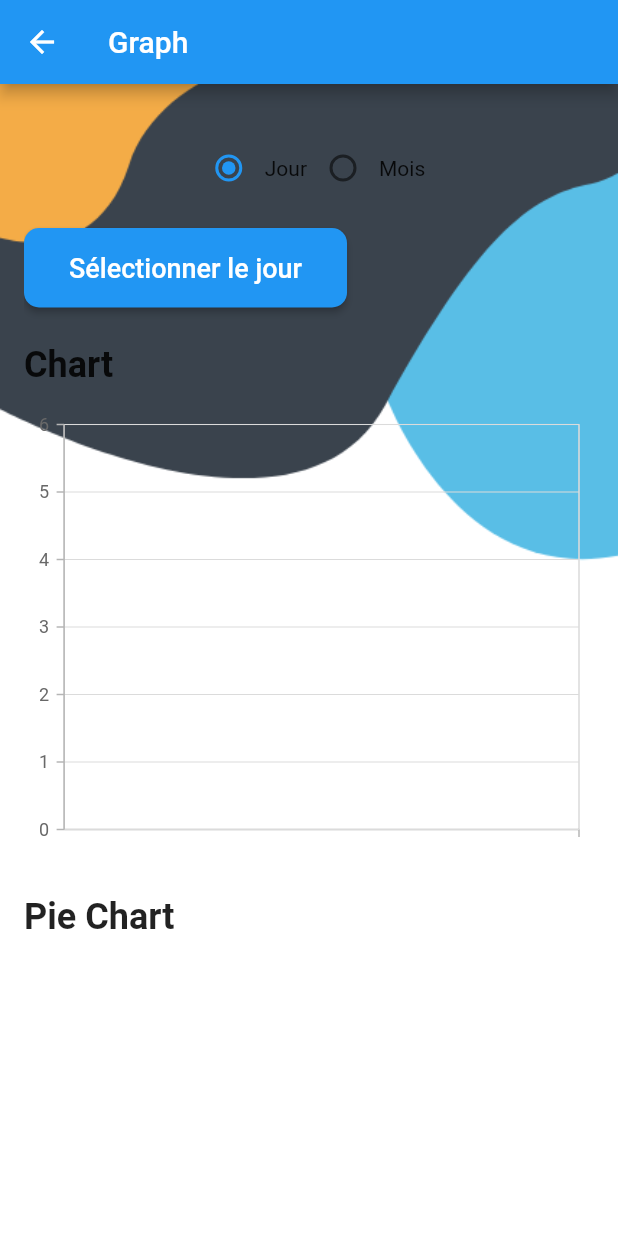
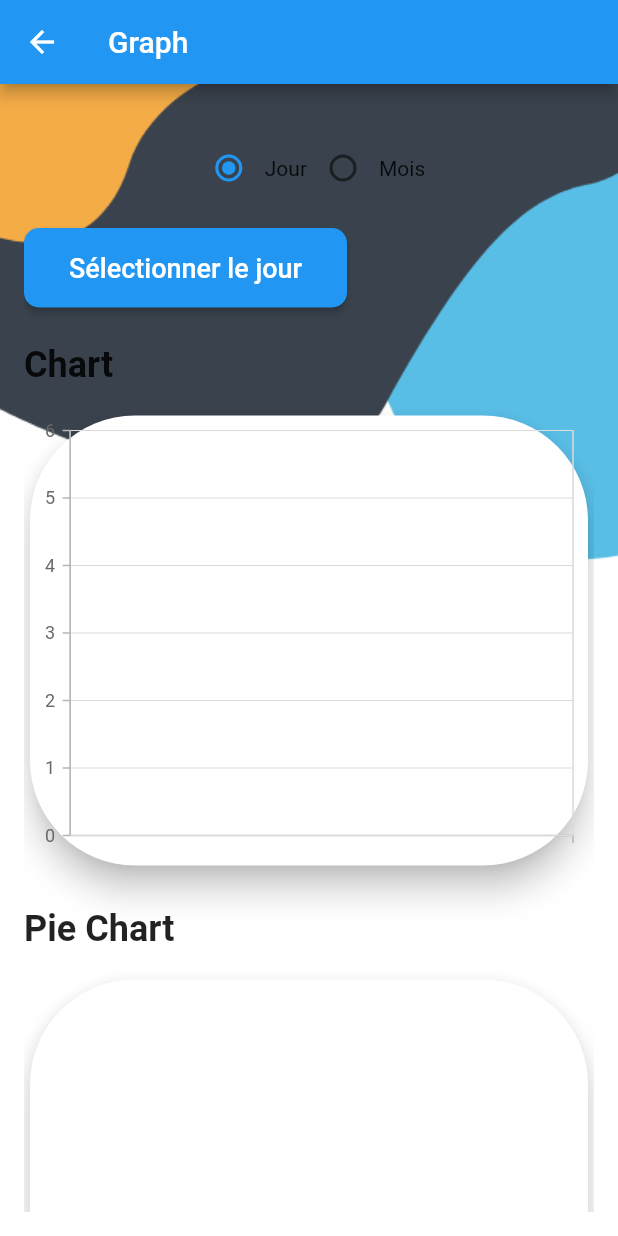
Before and after one commit to Hossamfazaz0/Emotion-and-gender-recognition-mobile-app, a Flutter app: the MyChartScreen screen opened by its route, on a phone screen of 412 x 824 dp. Run offline on Flutter 3.47's test engine with Material 2 defaults, Android fonts, the phone set to English and light mode, and no system bars; our stand-ins replace cloud_firestore, firebase_auth, firebase_core, image_picker, syncfusion_flutter_charts; missing offline and left inert: tflite; accounts and stored records are empty.

Commit message:
last edit

```diff
--- a/lib/chart_screen.dart
+++ b/lib/chart_screen.dart
@@ -315,8 +315,13 @@ class _MyChartScreenState extends State<MyChartScreen> {
                   style: TextStyle(fontSize: 24, fontWeight: FontWeight.bold),
                 ),
                 SizedBox(height: 16.0),
-                Container(
-                  height: 300,
+                Card(
+                  elevation: 9,
+                  shape: RoundedRectangleBorder(
+                    borderRadius: BorderRadius.circular(70),
+                  ),
+                  child: Container(
+
                     child: SfCartesianChart(
                       primaryXAxis: CategoryAxis(),
                       series: <ChartSeries>[
@@ -328,14 +333,20 @@ class _MyChartScreenState extends State<MyChartScreen> {
                       ],
                     ),
                   ),
+                ),
                 SizedBox(height: 24.0),
                 Text(
                   'Pie Chart',
                   style: TextStyle(fontSize: 24, fontWeight: FontWeight.bold),
                 ),
                 SizedBox(height: 16.0),
-                Container(
-                  height: 300,
+                Card(
+                  elevation: 9,
+                  shape: RoundedRectangleBorder(
+                    borderRadius: BorderRadius.circular(70),
+                  ),
+                  child: Container(
+
                     child: SfCircularChart(
                       series: <CircularSeries>[
                         PieSeries<EmotionData, String>(
@@ -348,6 +359,7 @@ class _MyChartScreenState extends State<MyChartScreen> {
                           ),
                         ),
                       ],
+                    ),
                   ),
                 ),
               ],
@@ -369,18 +381,12 @@ class _MyChartScreenState extends State<MyChartScreen> {
         children: [
           Text(
             label,
-            style: TextStyle(
-              fontSize: 16,
-              fontWeight: FontWeight.bold,
-            ),
+            style: TextStyle(fontSize: 16, fontWeight: FontWeight.bold),
           ),
           SizedBox(height: 8.0),
           Text(
             count.toString(),
-            style: TextStyle(
-              fontSize: 20,
-              fontWeight: FontWeight.bold,
-            ),
+            style: TextStyle(fontSize: 20, fontWeight: FontWeight.bold),
           ),
         ],
       ),
@@ -398,23 +404,12 @@ class _MyChartScreenState extends State<MyChartScreen> {
       month++;
     }
 
-    return '$year-${month.toString().padLeft(2, '0')}';
+    return '${year.toString()}-${month.toString().padLeft(2, '0')}';
   }
 }
 
 void main() {
-  runApp(MyApp());
+  runApp(MaterialApp(
+    home: MyChartScreen(),
+  ));
 }
-
-class MyApp extends StatelessWidget {
-  @override
-  Widget build(BuildContext context) {
-    return MaterialApp(
-      title: 'Graph',
-      theme: ThemeData(
-        primarySwatch: Colors.blue,
-      ),
-      home: MyChartScreen(),
-    );
-  }
-}
```
Also changed, not shown: 1 other file. Lines whose indentation alone changed are shown as unchanged.
